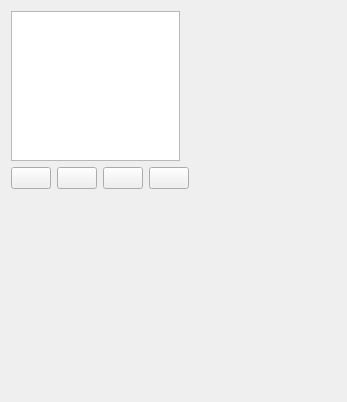
Before: the Qt Designer form src/ui/effects/qgseffectstackpropertieswidgetbase.ui in qgis/QGIS, drawn with Qt 5.
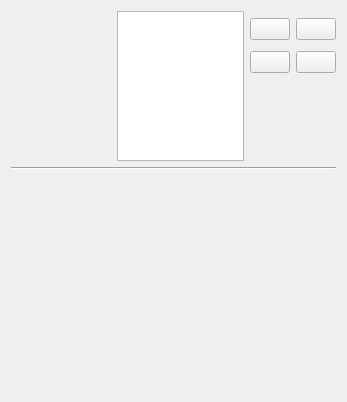
After: the same form once the commit is applied.

Commit message: [ui] Harmonize effects stack properties to match revamped symbol selector

The edit to the form file:
```diff
--- a/src/ui/effects/qgseffectstackpropertieswidgetbase.ui
+++ b/src/ui/effects/qgseffectstackpropertieswidgetbase.ui
@@ -16,43 +16,24 @@
   <layout class="QVBoxLayout" name="verticalLayout_3">
    <item>
     <layout class="QHBoxLayout" name="horizontalLayout">
-     <item>
-      <widget class="QListView" name="mEffectsList">
-       <property name="sizePolicy">
-        <sizepolicy hsizetype="Expanding" vsizetype="Fixed">
-         <horstretch>0</horstretch>
-         <verstretch>0</verstretch>
-        </sizepolicy>
-       </property>
-       <property name="maximumSize">
-        <size>
-         <width>16777215</width>
-         <height>150</height>
-        </size>
-       </property>
-       <property name="editTriggers">
-        <set>QAbstractItemView::NoEditTriggers</set>
-       </property>
-      </widget>
-     </item>
      <item>
       <widget class="QLabel" name="lblPreview">
        <property name="sizePolicy">
-        <sizepolicy hsizetype="Expanding" vsizetype="Fixed">
+        <sizepolicy hsizetype="MinimumExpanding" vsizetype="Fixed">
          <horstretch>0</horstretch>
          <verstretch>0</verstretch>
         </sizepolicy>
        </property>
        <property name="minimumSize">
         <size>
-         <width>150</width>
-         <height>150</height>
+         <width>100</width>
+         <height>100</height>
         </size>
        </property>
        <property name="maximumSize">
         <size>
-         <width>16777215</width>
-         <height>150</height>
+         <width>120</width>
+         <height>100</height>
         </size>
        </property>
        <property name="frameShape">
@@ -71,16 +52,33 @@
         <string/>
        </property>
        <property name="alignment">
-        <set>Qt::AlignLeading|Qt::AlignLeft|Qt::AlignVCenter</set>
+        <set>Qt::AlignCenter</set>
        </property>
       </widget>
      </item>
-    </layout>
+     <item>
+      <widget class="QListView" name="mEffectsList">
+       <property name="sizePolicy">
+        <sizepolicy hsizetype="Expanding" vsizetype="Fixed">
+         <horstretch>0</horstretch>
+         <verstretch>0</verstretch>
+        </sizepolicy>
+       </property>
+       <property name="maximumSize">
+        <size>
+         <width>16777215</width>
+         <height>150</height>
+        </size>
+       </property>
+       <property name="editTriggers">
+        <set>QAbstractItemView::NoEditTriggers</set>
+       </property>
+      </widget>
    </item>
    <item>
-    <layout class="QHBoxLayout" name="pushBtnBox">
+      <layout class="QVBoxLayout" name="pushBtnBox_1">
      <property name="spacing">
-      <number>6</number>
+        <number>4</number>
      </property>
      <item>
       <widget class="QPushButton" name="mAddButton">
@@ -109,6 +107,29 @@
       </widget>
      </item>
      <item>
+        <spacer name="verticalSpacer_1">
+         <property name="orientation">
+          <enum>Qt::Vertical</enum>
+         </property>
+         <property name="sizeHint" stdset="0">
+          <size>
+           <width>10</width>
+           <height>80</height>
+          </size>
+         </property>
+         <property name="sizeType">
+           <enum>QSizePolicy::Preferred</enum>       
+         </property>
+        </spacer>
+       </item>
+      </layout>
+     </item>
+     <item>
+      <layout class="QVBoxLayout" name="pushBtnBox_2">
+       <property name="spacing">
+        <number>4</number>
+       </property>
+       <item>
       <widget class="QPushButton" name="mUpButton">
        <property name="maximumSize">
         <size>
@@ -135,19 +156,31 @@
       </widget>
      </item>
      <item>
-      <spacer name="horizontalSpacer">
+        <spacer name="verticalSpacer_2">
+         <property name="orientation">
+          <enum>Qt::Vertical</enum>
+         </property>
+         <property name="sizeHint" stdset="0">
+          <size>
+           <width>10</width>
+           <height>80</height>
+          </size>
+         </property>
+         <property name="sizeType">
+           <enum>QSizePolicy::Preferred</enum>       
+         </property>
+        </spacer>
+       </item>
+      </layout>
+     </item>
+    </layout>
+   </item>
+   <item>
+    <widget class="Line" name="line">
        <property name="orientation">
         <enum>Qt::Horizontal</enum>
        </property>
-       <property name="sizeHint" stdset="0">
-        <size>
-         <width>20</width>
-         <height>20</height>
-        </size>
-       </property>
-      </spacer>
-     </item>
-    </layout>
+    </widget>
    </item>
    <item>
     <widget class="QFrame" name="frame">
```
Lines whose indentation alone changed are shown as unchanged. The commit also changes 3 other files.
